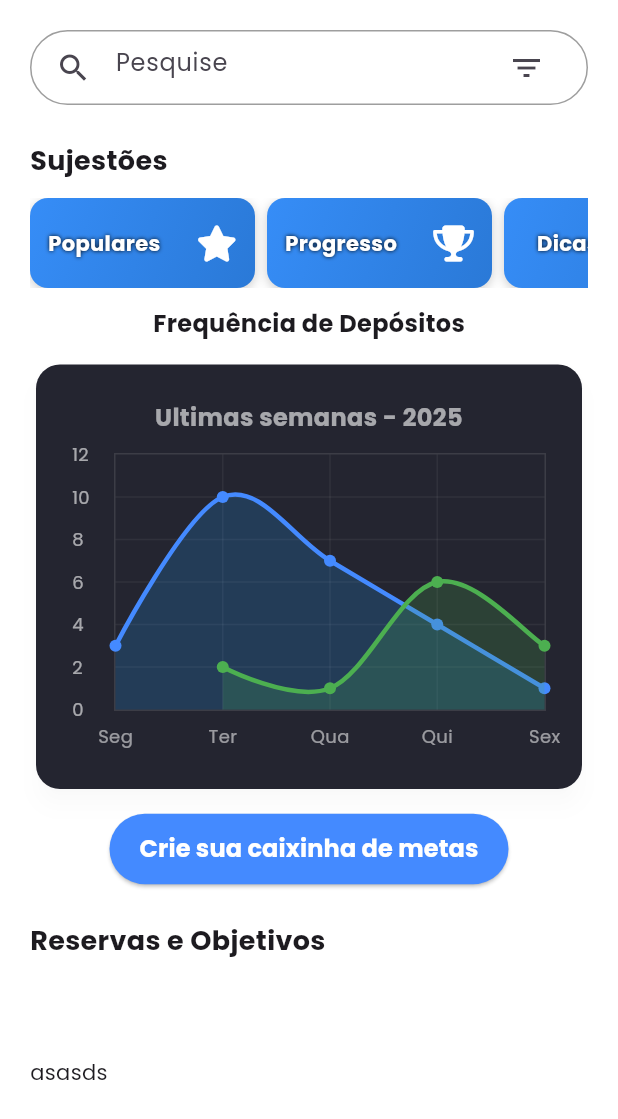
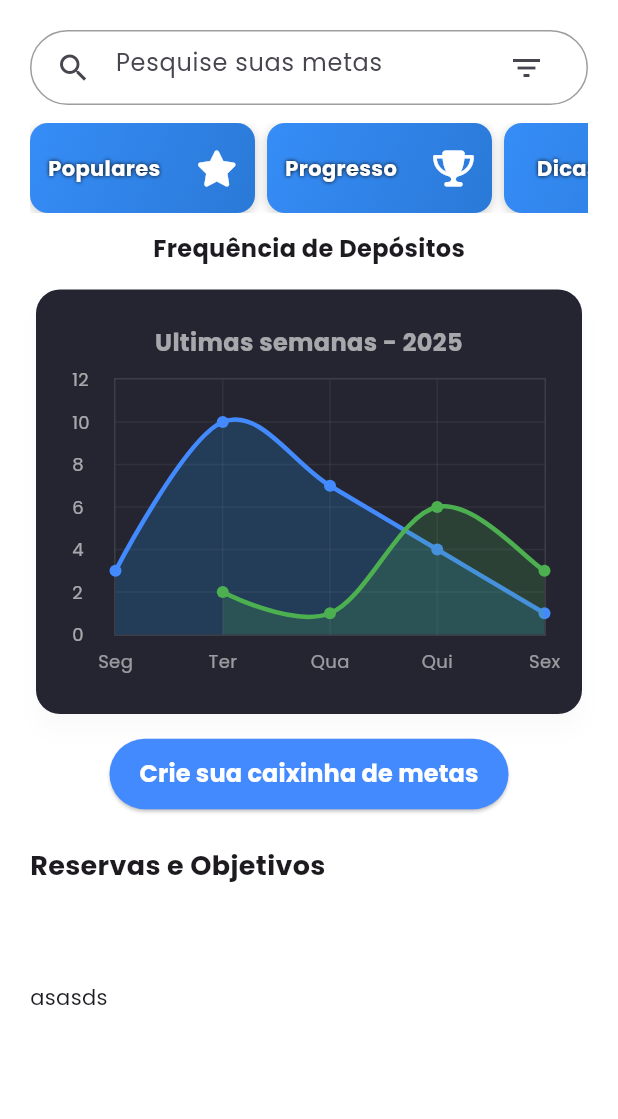
Before and after one commit to felipetaua/Finan-old, a Flutter app: the PouparPage screen opened by its route, on a phone screen of 412 x 824 dp. Shown: the top 1119 px of the screen. Run offline on Flutter 3.47's test engine with Material 3 defaults, Android fonts, the phone set to English and light mode, and no system bars; drawn by our look-alikes of fl_chart; our stand-ins replace firebase_auth, firebase_core, flutter_multi_formatter, font_awesome_flutter, google_fonts, google_sign_in and 2 more; accounts and stored records are empty.

Commit message:
ajustando as categorias

```diff
--- a/lib/pages/home/poupar/pouparScreen.dart
+++ b/lib/pages/home/poupar/pouparScreen.dart
@@ -482,18 +482,11 @@ class _PouparPageState extends State<PouparPage> {
                     cursorColor: Colors.blueAccent,
                     decoration: InputDecoration(
                       icon: Icon(Icons.search),
-                      hintText: 'Pesquise',
+                      hintText: 'Pesquise suas metas',
                       border: InputBorder.none,
                       suffixIcon: Icon(Icons.filter_list),
                     ),
                   ),
-                ),
-
-                const SizedBox(height: 24),
-
-                const Text(
-                  'Sujestões',
-                  style: TextStyle(fontSize: 18, fontWeight: FontWeight.bold),
                 ),
 
                 const SizedBox(height: 12),
```
